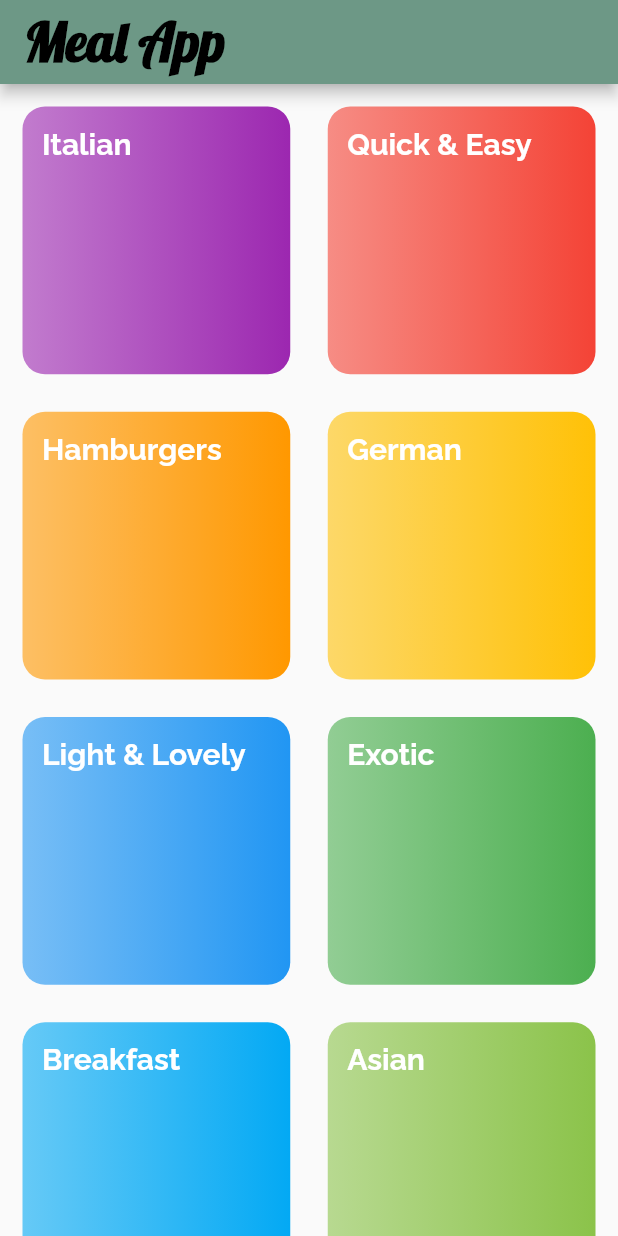
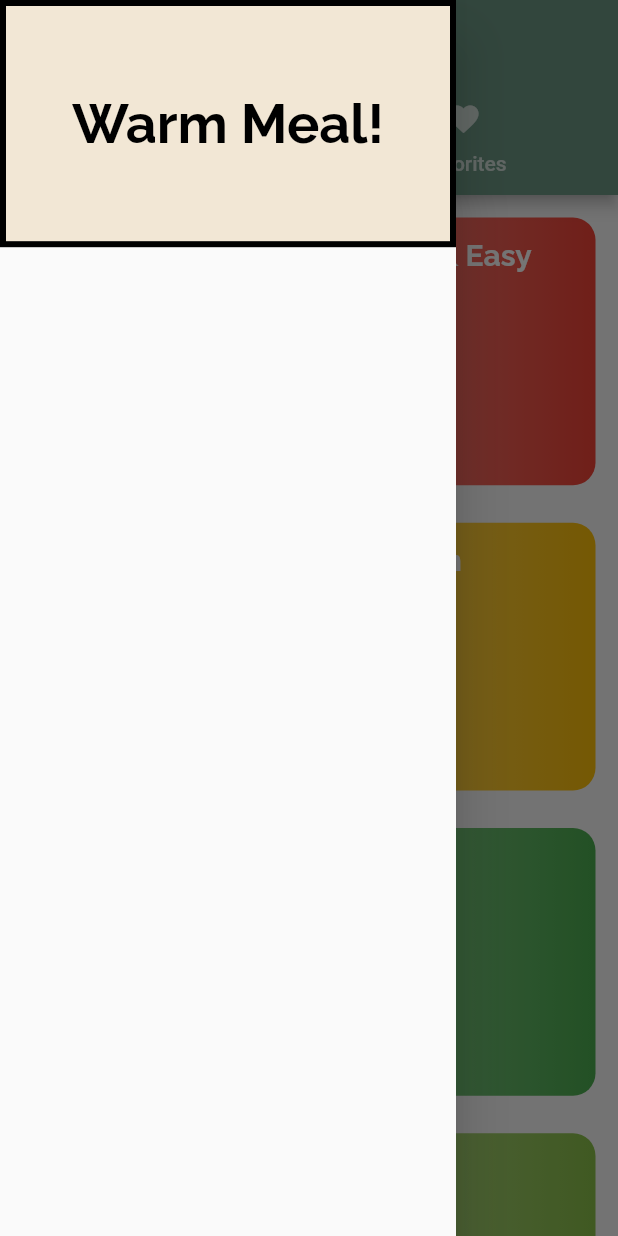
Before and after one commit to Wasim-Zaman/meal-app-rebuild-using-mvc-architecture, a Flutter app: the screen it shows after launch, with the side drawer open (before the commit the screen has no drawer), on a phone screen of 412 x 824 dp. Run offline on Flutter 3.47's test engine with Material 2 defaults, Android fonts, the phone set to English and light mode, and no system bars; our stand-ins replace google_fonts.

Commit message:
Tabs bar and drawer added

```diff
--- a/lib/main.dart
+++ b/lib/main.dart
@@ -3,6 +3,7 @@ import 'package:flutter/material.dart';
 import 'view/pages/category_meals_page.dart';
 import 'view/pages/categories_page.dart';
 import 'view/pages/meal_recipe_page.dart';
+import 'view/pages/tabs_page.dart';
 
 import 'view/themes/theme_style.dart';
 
@@ -21,10 +22,12 @@ class MyApp extends StatelessWidget {
       debugShowCheckedModeBanner: false,
       theme: themeStyle(),
       darkTheme: ThemeData.dark(),
+
       // home: const CategoriesPage(),
       initialRoute: '/',
       routes: {
-        '/': (context) => const CategoriesPage(),
+        // '/': (context) => const CategoriesPage(),
+        '/': (context) => const TabsPage(),
         CategoryMealsPage.pageName: (context) => const CategoryMealsPage(),
         MealRecipePage.pageName: (context) => const MealRecipePage(),
       },
--- a/lib/view/pages/categories_page.dart
+++ b/lib/view/pages/categories_page.dart
@@ -9,13 +9,6 @@ class CategoriesPage extends StatelessWidget {
   @override
   Widget build(BuildContext context) {
     return Scaffold(
-      appBar: AppBar(
-        backgroundColor: Theme.of(context).primaryColor,
-        title: Text(
-          "Meal App",
-          style: Theme.of(context).textTheme.headline6,
-        ),
-      ),
       body: GridView(
         padding: const EdgeInsets.all(15),
         gridDelegate: const SliverGridDelegateWithMaxCrossAxisExtent(
--- /dev/null
+++ b/lib/view/pages/favorites_page.dart
@@ -0,0 +1,12 @@
+import 'package:flutter/material.dart';
+
+class FavoritesPage extends StatelessWidget {
+  const FavoritesPage({super.key});
+
+  @override
+  Widget build(BuildContext context) {
+    return Scaffold(
+      body: Container(),
+    );
+  }
+}
--- /dev/null
+++ b/lib/view/pages/tabs_page.dart
@@ -0,0 +1,42 @@
+import 'package:flutter/material.dart';
+
+import '../pages/categories_page.dart';
+import '../pages/favorites_page.dart';
+
+import '../widgets/main_drawer.dart';
+
+class TabsPage extends StatelessWidget {
+  const TabsPage({super.key});
+
+  @override
+  Widget build(BuildContext context) {
+    return DefaultTabController(
+      length: 2,
+      child: Scaffold(
+        appBar: AppBar(
+          backgroundColor: Theme.of(context).primaryColor,
+          title: const Text('Meal App'),
+          bottom: const TabBar(
+            tabs: [
+              Tab(
+                text: "Categories",
+                icon: Icon(Icons.category),
+              ),
+              Tab(
+                text: "Favorites",
+                icon: Icon(Icons.favorite),
+              ),
+            ],
+          ),
+        ),
+        body: const TabBarView(
+          children: [
+            CategoriesPage(),
+            FavoritesPage(),
+          ],
+        ),
+        drawer: MainDrawer(),
+      ),
+    );
+  }
+}
--- /dev/null
+++ b/lib/view/widgets/main_drawer.dart
@@ -0,0 +1,27 @@
+import 'package:flutter/material.dart';
+
+class MainDrawer extends StatelessWidget {
+  const MainDrawer({super.key});
+
+  @override
+  Widget build(BuildContext context) {
+    return Drawer(
+      child: Column(
+        children: [
+          Container(
+            height: MediaQuery.of(context).size.height * 0.2,
+            decoration: BoxDecoration(
+              color: Theme.of(context).accentColor,
+              border: Border.all(width: 4),
+            ),
+            child: Center(
+                child: Text(
+              'Warm Meal!',
+              style: Theme.of(context).textTheme.headline3,
+            )),
+          )
+        ],
+      ),
+    );
+  }
+}
```
